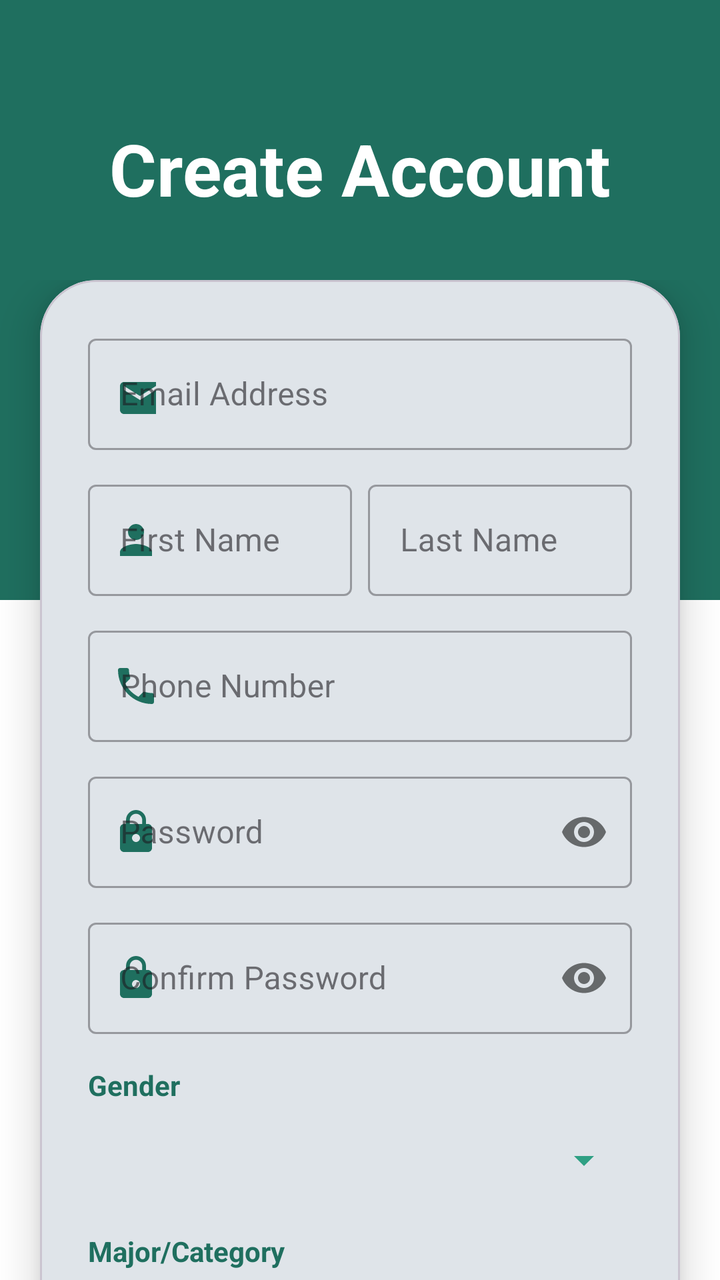
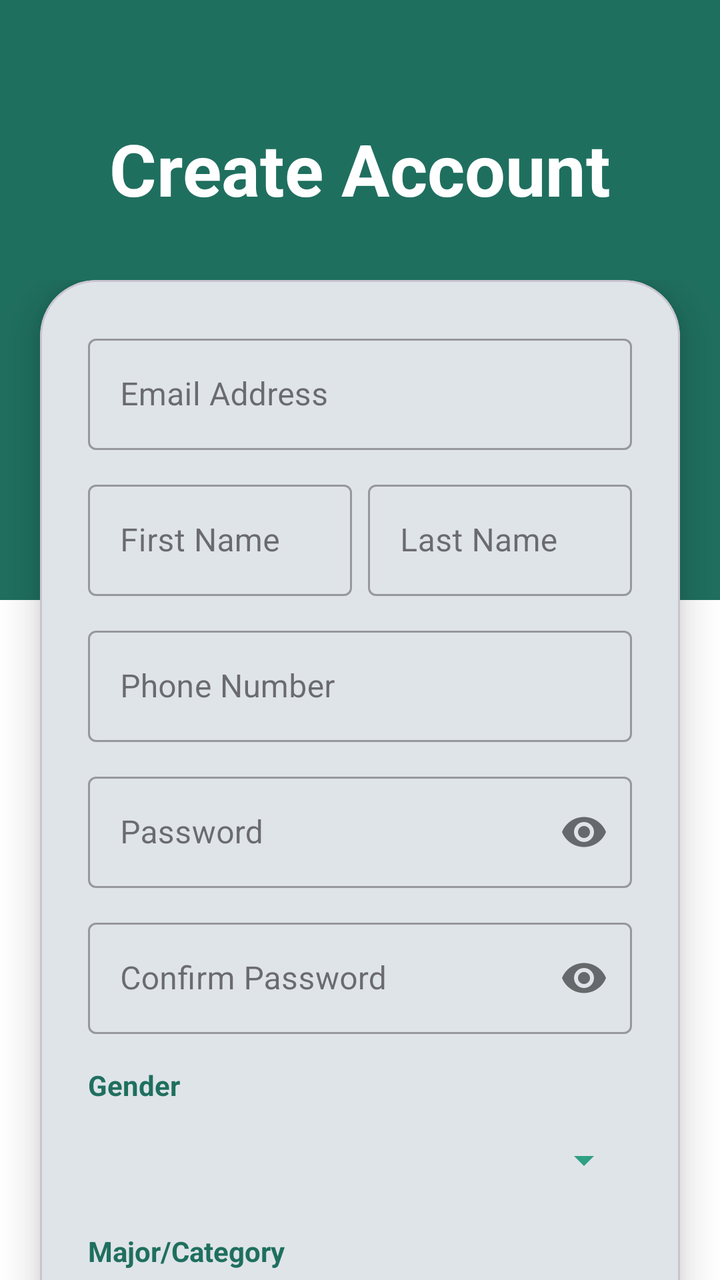

The first picture is an Android layout as it rendered before a commit; the second is the same layout after the commit. The layout source and the unified diff follow.
<!-- AndroidManifest.xml: application theme Theme._1222275_1220495_CourseProject -->
<!-- res/layout/activity_register.xml -->
<?xml version="1.0" encoding="utf-8"?>
<androidx.coordinatorlayout.widget.CoordinatorLayout xmlns:android="http://schemas.android.com/apk/res/android"
    xmlns:app="http://schemas.android.com/apk/res-auto"
    android:layout_width="match_parent"
    android:layout_height="match_parent"
    android:background="@color/white">

    
    <View
        android:layout_width="match_parent"
        android:layout_height="300dp"
        android:background="@color/primary_green" />

    <TextView
        android:layout_width="wrap_content"
        android:layout_height="wrap_content"
        android:layout_gravity="top|center_horizontal"
        android:layout_marginTop="60dp"
        android:text="Create Account"
        android:textColor="@color/white"
        android:textSize="36sp"
        android:textStyle="bold" />

    
    <androidx.core.widget.NestedScrollView
        android:layout_width="match_parent"
        android:layout_height="match_parent"
        android:layout_marginTop="140dp"
        android:clipToPadding="false"
        android:paddingBottom="40dp">

        <com.google.android.material.card.MaterialCardView
            android:layout_width="match_parent"
            android:layout_height="wrap_content"
            android:layout_marginHorizontal="20dp"
            android:layout_marginBottom="20dp"
            app:cardCornerRadius="28dp"
            app:cardElevation="12dp">

            <LinearLayout
                android:layout_width="match_parent"
                android:layout_height="wrap_content"
                android:orientation="vertical"
                android:padding="24dp">

                <com.google.android.material.textfield.TextInputLayout
                    style="@style/Widget.MaterialComponents.TextInputLayout.OutlinedBox"
                    android:layout_width="match_parent"
                    android:layout_height="wrap_content"
                    android:hint="Email Address"
                    app:startIconDrawable="@drawable/ic_email"
                    app:startIconTint="@color/primary_green">
                    <com.google.android.material.textfield.TextInputEditText
                        android:id="@+id/etEmail"
                        android:layout_width="match_parent"
                        android:layout_height="wrap_content"
                        android:inputType="textEmailAddress" />
                </com.google.android.material.textfield.TextInputLayout>

                <LinearLayout
                    android:layout_width="match_parent"
                    android:layout_height="wrap_content"
                    android:layout_marginTop="12dp"
                    android:orientation="horizontal">

                    <com.google.android.material.textfield.TextInputLayout
                        style="@style/Widget.MaterialComponents.TextInputLayout.OutlinedBox"
                        android:layout_width="0dp"
                        android:layout_height="wrap_content"
                        android:layout_weight="1"
                        android:layout_marginEnd="4dp"
                        android:hint="First Name"
                        app:startIconDrawable="@drawable/ic_person"
                        app:startIconTint="@color/primary_green">
                        <com.google.android.material.textfield.TextInputEditText
                            android:id="@+id/etFirstName"
                            android:layout_width="match_parent"
                            android:layout_height="wrap_content" />
                    </com.google.android.material.textfield.TextInputLayout>

                    <com.google.android.material.textfield.TextInputLayout
                        style="@style/Widget.MaterialComponents.TextInputLayout.OutlinedBox"
                        android:layout_width="0dp"
                        android:layout_height="wrap_content"
                        android:layout_weight="1"
                        android:layout_marginStart="4dp"
                        android:hint="Last Name">
                        <com.google.android.material.textfield.TextInputEditText
                            android:id="@+id/etLastName"
                            android:layout_width="match_parent"
                            android:layout_height="wrap_content" />
                    </com.google.android.material.textfield.TextInputLayout>
                </LinearLayout>

                <com.google.android.material.textfield.TextInputLayout
                    style="@style/Widget.MaterialComponents.TextInputLayout.OutlinedBox"
                    android:layout_width="match_parent"
                    android:layout_height="wrap_content"
                    android:layout_marginTop="12dp"
                    android:hint="Phone Number"
                    app:startIconDrawable="@drawable/ic_phone"
                    app:startIconTint="@color/primary_green">
                    <com.google.android.material.textfield.TextInputEditText
                        android:id="@+id/etPhone"
                        android:layout_width="match_parent"
                        android:layout_height="wrap_content"
                        android:inputType="phone" />
                </com.google.android.material.textfield.TextInputLayout>

                <com.google.android.material.textfield.TextInputLayout
                    style="@style/Widget.MaterialComponents.TextInputLayout.OutlinedBox"
                    android:layout_width="match_parent"
                    android:layout_height="wrap_content"
                    android:layout_marginTop="12dp"
                    android:hint="Password"
                    app:passwordToggleEnabled="true"
                    app:startIconDrawable="@drawable/ic_lock"
                    app:startIconTint="@color/primary_green">
                    <com.google.android.material.textfield.TextInputEditText
                        android:id="@+id/etPassword"
                        android:layout_width="match_parent"
                        android:layout_height="wrap_content"
                        android:inputType="textPassword" />
                </com.google.android.material.textfield.TextInputLayout>

                <com.google.android.material.textfield.TextInputLayout
                    style="@style/Widget.MaterialComponents.TextInputLayout.OutlinedBox"
                    android:layout_width="match_parent"
                    android:layout_height="wrap_content"
                    android:layout_marginTop="12dp"
                    android:hint="Confirm Password"
                    app:passwordToggleEnabled="true"
                    app:startIconDrawable="@drawable/ic_lock"
                    app:startIconTint="@color/primary_green">
                    <com.google.android.material.textfield.TextInputEditText
                        android:id="@+id/etConfirmPassword"
                        android:layout_width="match_parent"
                        android:layout_height="wrap_content"
                        android:inputType="textPassword" />
                </com.google.android.material.textfield.TextInputLayout>

                <TextView
                    android:layout_width="wrap_content"
                    android:layout_height="wrap_content"
                    android:layout_marginTop="16dp"
                    android:text="Gender"
                    android:textColor="@color/primary_green"
                    android:textStyle="bold" />
                <Spinner
                    android:id="@+id/spinnerGender"
                    android:layout_width="match_parent"
                    android:layout_height="48dp"
                    android:layout_marginTop="4dp"
                    android:backgroundTint="@color/secondary_green" />

                <TextView
                    android:layout_width="wrap_content"
                    android:layout_height="wrap_content"
                    android:layout_marginTop="12dp"
                    android:text="Major/Category"
                    android:textColor="@color/primary_green"
                    android:textStyle="bold" />
                <Spinner
                    android:id="@+id/spinnerCategory"
                    android:layout_width="match_parent"
                    android:layout_height="48dp"
                    android:layout_marginTop="4dp"
                    android:backgroundTint="@color/secondary_green" />

                <com.google.android.material.button.MaterialButton
                    android:id="@+id/btnRegister"
                    android:layout_width="match_parent"
                    android:layout_height="60dp"
                    android:layout_marginTop="32dp"
                    android:text="Sign Up"
                    android:textAllCaps="false"
                    android:textSize="18sp"
                    app:cornerRadius="16dp"
                    app:backgroundTint="@color/primary_green"
                    android:elevation="8dp" />

            </LinearLayout>
        </com.google.android.material.card.MaterialCardView>
    </androidx.core.widget.NestedScrollView>

</androidx.coordinatorlayout.widget.CoordinatorLayout>
<!-- resources referenced by this layout -->
<resources>
  <color name="primary_green">#1F6F5F</color>
  <color name="secondary_green">#2FA084</color>
  <color name="white">#FFFFFFFF</color>
  <!-- drawable ic_email (drawable) -->
  <?xml version="1.0" encoding="utf-8"?>
  <vector xmlns:android="http://schemas.android.com/apk/res/android"
      android:width="20dp"
      android:height="20dp"
      android:viewportWidth="20"
      android:viewportHeight="20"
      android:tint="#2FA084">
      <path
          android:fillColor="@android:color/white"
          android:pathData="M20,4H4c-1.1,0 -1.99,0.9 -1.99,2L2,18c0,1.1 0.9,2 2,2h16c1.1,0 2,-0.9 2,-2V6c0,-1.1 -0.9,-2 -2,-2zM20,8l-8,5L4,8V6l8,5 8,-5v2z" />
  </vector>
  <!-- drawable ic_lock (drawable) -->
  <?xml version="1.0" encoding="utf-8"?>
  <vector xmlns:android="http://schemas.android.com/apk/res/android"
      android:width="24dp"
      android:height="24dp"
      android:viewportWidth="24"
      android:viewportHeight="24"
      android:tint="#2FA084">
      <path
          android:fillColor="@android:color/white"
          android:pathData="M18,8h-1V6c0,-2.76 -2.24,-5 -5,-5S7,3.24 7,6v2H6c-1.1,0 -2,0.9 -2,2v10c0,1.1 0.9,2 2,2h12c1.1,0 2,-0.9 2,-2V10c0,-1.1 -0.9,-2 -2,-2zM12,17c-1.1,0 -2,-0.9 -2,-2s0.9,-2 2,-2 2,0.9 2,2 -0.9,2 -2,2zM15.1,8L8.9,8V6c0,-1.71 1.39,-3.1 3.1,-3.1 1.71,0 3.1,1.39 3.1,3.1v2z" />
  </vector>
  <!-- drawable ic_person (drawable) -->
  <?xml version="1.0" encoding="utf-8"?>
  <vector xmlns:android="http://schemas.android.com/apk/res/android"
      android:width="24dp"
      android:height="24dp"
      android:viewportWidth="24"
      android:viewportHeight="24"
      android:tint="#2FA084">
      <path
          android:fillColor="@android:color/white"
          android:pathData="M12,12c2.21,0 4,-1.79 4,-4s-1.79,-4 -4,-4 -4,1.79 -4,4 1.79,4 4,4zM12,14c-2.67,0 -8,1.34 -8,4v2h16v-2c0,-2.66 -5.33,-4 -8,-4z" />
  </vector>
  <!-- drawable ic_phone (drawable) -->
  <?xml version="1.0" encoding="utf-8"?>
  <vector xmlns:android="http://schemas.android.com/apk/res/android"
      android:width="24dp"
      android:height="24dp"
      android:viewportWidth="24"
      android:viewportHeight="24"
      android:tint="#2FA084">
      <path
          android:fillColor="@android:color/white"
          android:pathData="M6.62,10.79c1.44,2.83 3.76,5.14 6.59,6.59l2.2,-2.2c0.27,-0.27 0.67,-0.36 1.02,-0.24 1.12,0.37 2.33,0.57 3.57,0.57 0.55,0 1,0.45 1,1L21,20c0,0.55 -0.45,1 -1,1 -9.39,0 -17,-7.61 -17,-17 0,-0.55 0.45,-1 1,-1h3.5c0.55,0 1,0.45 1,1 0,1.25 0.2,2.45 0.57,3.57 0.11,0.35 0.03,0.74 -0.25,1.02l-2.2,2.2z" />
  </vector>
  <style name="Theme._1222275_1220495_CourseProject" parent="Base.Theme._1222275_1220495_CourseProject" />
  <style name="Base.Theme._1222275_1220495_CourseProject" parent="Theme.Material3.Light.NoActionBar">
          
          <item name="colorPrimary">@color/primary_green</item>
          <item name="colorSecondary">@color/secondary_green</item>
          <item name="android:windowBackground">@color/white</item>
          <item name="android:statusBarColor">@color/primary_green</item>
      </style>
</resources>

<!-- the commit's change to res/layout/activity_register.xml (unified diff, before → after) -->
@@ -47,9 +47,7 @@
                     style="@style/Widget.MaterialComponents.TextInputLayout.OutlinedBox"
                     android:layout_width="match_parent"
                     android:layout_height="wrap_content"
-                    android:hint="Email Address"
-                    app:startIconDrawable="@drawable/ic_email"
-                    app:startIconTint="@color/primary_green">
+                    android:hint="Email Address">
                     <com.google.android.material.textfield.TextInputEditText
                         android:id="@+id/etEmail"
                         android:layout_width="match_parent"
@@ -69,9 +67,7 @@
                         android:layout_height="wrap_content"
                         android:layout_weight="1"
                         android:layout_marginEnd="4dp"
-                        android:hint="First Name"
-                        app:startIconDrawable="@drawable/ic_person"
-                        app:startIconTint="@color/primary_green">
+                        android:hint="First Name">
                         <com.google.android.material.textfield.TextInputEditText
                             android:id="@+id/etFirstName"
                             android:layout_width="match_parent"
@@ -97,9 +93,7 @@
                     android:layout_width="match_parent"
                     android:layout_height="wrap_content"
                     android:layout_marginTop="12dp"
-                    android:hint="Phone Number"
-                    app:startIconDrawable="@drawable/ic_phone"
-                    app:startIconTint="@color/primary_green">
+                    android:hint="Phone Number">
                     <com.google.android.material.textfield.TextInputEditText
                         android:id="@+id/etPhone"
                         android:layout_width="match_parent"
@@ -113,9 +107,7 @@
                     android:layout_height="wrap_content"
                     android:layout_marginTop="12dp"
                     android:hint="Password"
-                    app:passwordToggleEnabled="true"
-                    app:startIconDrawable="@drawable/ic_lock"
-                    app:startIconTint="@color/primary_green">
+                    app:passwordToggleEnabled="true">
                     <com.google.android.material.textfield.TextInputEditText
                         android:id="@+id/etPassword"
                         android:layout_width="match_parent"
@@ -129,9 +121,7 @@
                     android:layout_height="wrap_content"
                     android:layout_marginTop="12dp"
                     android:hint="Confirm Password"
-                    app:passwordToggleEnabled="true"
-                    app:startIconDrawable="@drawable/ic_lock"
-                    app:startIconTint="@color/primary_green">
+                    app:passwordToggleEnabled="true">
                     <com.google.android.material.textfield.TextInputEditText
                         android:id="@+id/etConfirmPassword"
                         android:layout_width="match_parent"
<!-- resource entries referenced after the edit -->
@@ -3,54 +3,6 @@
   <color name="primary_green">#1F6F5F</color>
   <color name="secondary_green">#2FA084</color>
   <color name="white">#FFFFFFFF</color>
-  <!-- drawable ic_email (drawable) -->
-  <?xml version="1.0" encoding="utf-8"?>
-  <vector xmlns:android="http://schemas.android.com/apk/res/android"
-      android:width="20dp"
-      android:height="20dp"
-      android:viewportWidth="20"
-      android:viewportHeight="20"
-      android:tint="#2FA084">
-      <path
-          android:fillColor="@android:color/white"
-          android:pathData="M20,4H4c-1.1,0 -1.99,0.9 -1.99,2L2,18c0,1.1 0.9,2 2,2h16c1.1,0 2,-0.9 2,-2V6c0,-1.1 -0.9,-2 -2,-2zM20,8l-8,5L4,8V6l8,5 8,-5v2z" />
-  </vector>
-  <!-- drawable ic_lock (drawable) -->
-  <?xml version="1.0" encoding="utf-8"?>
-  <vector xmlns:android="http://schemas.android.com/apk/res/android"
-      android:width="24dp"
-      android:height="24dp"
-      android:viewportWidth="24"
-      android:viewportHeight="24"
-      android:tint="#2FA084">
-      <path
-          android:fillColor="@android:color/white"
-          android:pathData="M18,8h-1V6c0,-2.76 -2.24,-5 -5,-5S7,3.24 7,6v2H6c-1.1,0 -2,0.9 -2,2v10c0,1.1 0.9,2 2,2h12c1.1,0 2,-0.9 2,-2V10c0,-1.1 -0.9,-2 -2,-2zM12,17c-1.1,0 -2,-0.9 -2,-2s0.9,-2 2,-2 2,0.9 2,2 -0.9,2 -2,2zM15.1,8L8.9,8V6c0,-1.71 1.39,-3.1 3.1,-3.1 1.71,0 3.1,1.39 3.1,3.1v2z" />
-  </vector>
-  <!-- drawable ic_person (drawable) -->
-  <?xml version="1.0" encoding="utf-8"?>
-  <vector xmlns:android="http://schemas.android.com/apk/res/android"
-      android:width="24dp"
-      android:height="24dp"
-      android:viewportWidth="24"
-      android:viewportHeight="24"
-      android:tint="#2FA084">
-      <path
-          android:fillColor="@android:color/white"
-          android:pathData="M12,12c2.21,0 4,-1.79 4,-4s-1.79,-4 -4,-4 -4,1.79 -4,4 1.79,4 4,4zM12,14c-2.67,0 -8,1.34 -8,4v2h16v-2c0,-2.66 -5.33,-4 -8,-4z" />
-  </vector>
-  <!-- drawable ic_phone (drawable) -->
-  <?xml version="1.0" encoding="utf-8"?>
-  <vector xmlns:android="http://schemas.android.com/apk/res/android"
-      android:width="24dp"
-      android:height="24dp"
-      android:viewportWidth="24"
-      android:viewportHeight="24"
-      android:tint="#2FA084">
-      <path
-          android:fillColor="@android:color/white"
-          android:pathData="M6.62,10.79c1.44,2.83 3.76,5.14 6.59,6.59l2.2,-2.2c0.27,-0.27 0.67,-0.36 1.02,-0.24 1.12,0.37 2.33,0.57 3.57,0.57 0.55,0 1,0.45 1,1L21,20c0,0.55 -0.45,1 -1,1 -9.39,0 -17,-7.61 -17,-17 0,-0.55 0.45,-1 1,-1h3.5c0.55,0 1,0.45 1,1 0,1.25 0.2,2.45 0.57,3.57 0.11,0.35 0.03,0.74 -0.25,1.02l-2.2,2.2z" />
-  </vector>
   <style name="Theme._1222275_1220495_CourseProject" parent="Base.Theme._1222275_1220495_CourseProject" />
   <style name="Base.Theme._1222275_1220495_CourseProject" parent="Theme.Material3.Light.NoActionBar">
           
